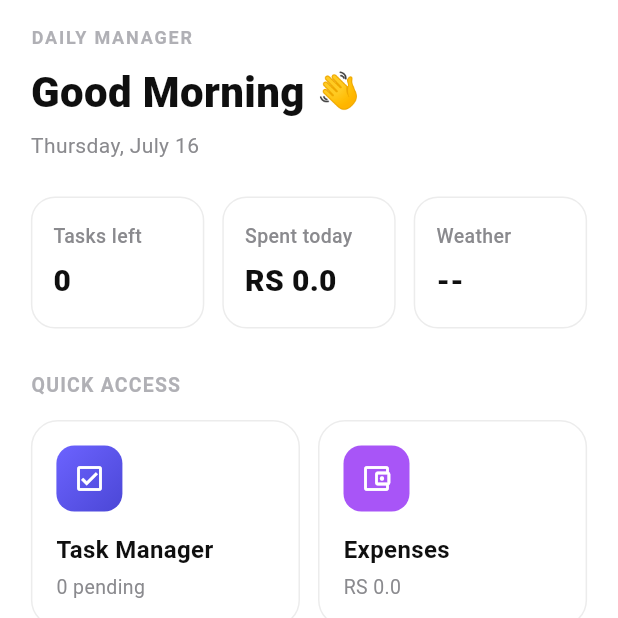
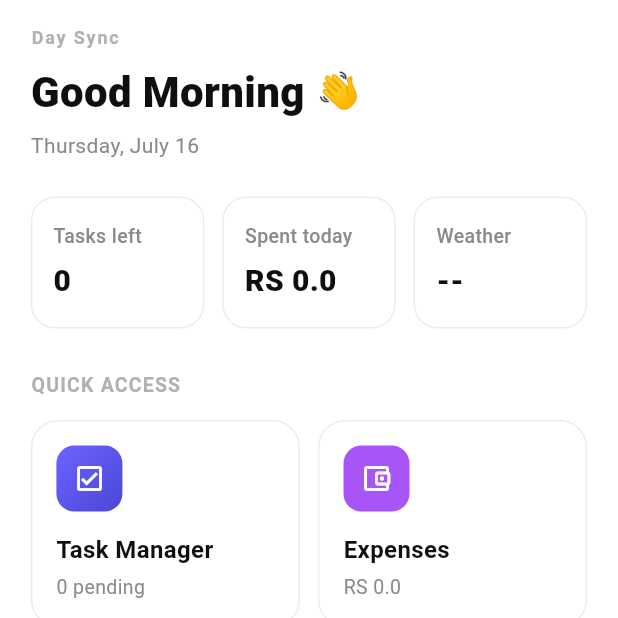
Before and after one commit to aliraza055/SyncDay, a Flutter app: the screen it shows after launch, on a phone screen of 412 x 824 dp, the top half of it. Run offline on Flutter 3.47's test engine with Material 3 defaults, Android fonts, the phone set to English and light mode, and no system bars; our stand-ins replace get; network calls fail.

Commit message:
feat: initialize app with routing and create home screen dashboard UI

```diff
--- a/lib/Views/home_screen.dart
+++ b/lib/Views/home_screen.dart
@@ -32,7 +32,7 @@ class HomeScreen extends StatelessWidget {
             crossAxisAlignment: CrossAxisAlignment.start,
             children: [
               // Header
-              Text('DAILY MANAGER', style: AppTextStyles.overline),
+              Text('Day Sync', style: AppTextStyles.overline),
               const SizedBox(height: 8),
               Row(
                 children: [
--- a/lib/main.dart
+++ b/lib/main.dart
@@ -19,6 +19,14 @@ class DailyManagerApp extends StatelessWidget {
       theme: AppTheme.lightTheme,
       initialRoute: AppPages.home,
       getPages: AppRoute.pages,
+      builder: (context, child) {
+        return MediaQuery(
+          data: MediaQuery.of(
+            context,
+          ).copyWith(textScaler: const TextScaler.linear(1.0)),
+          child: child!,
+        );
+      },
     );
   }
 }
```
